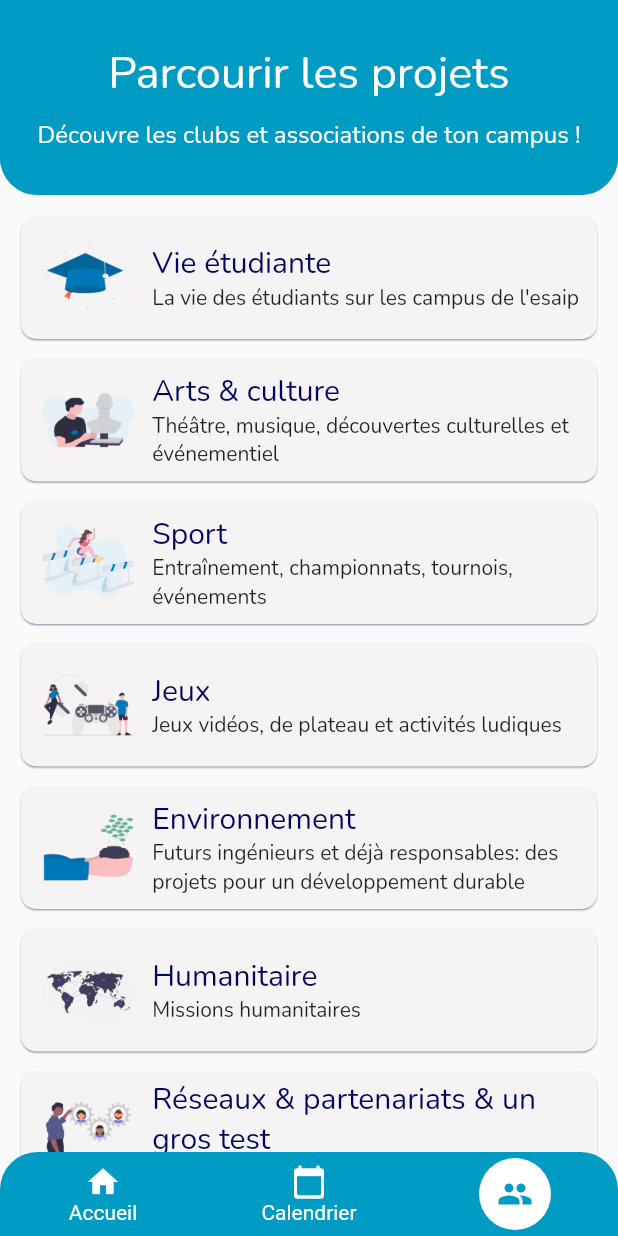
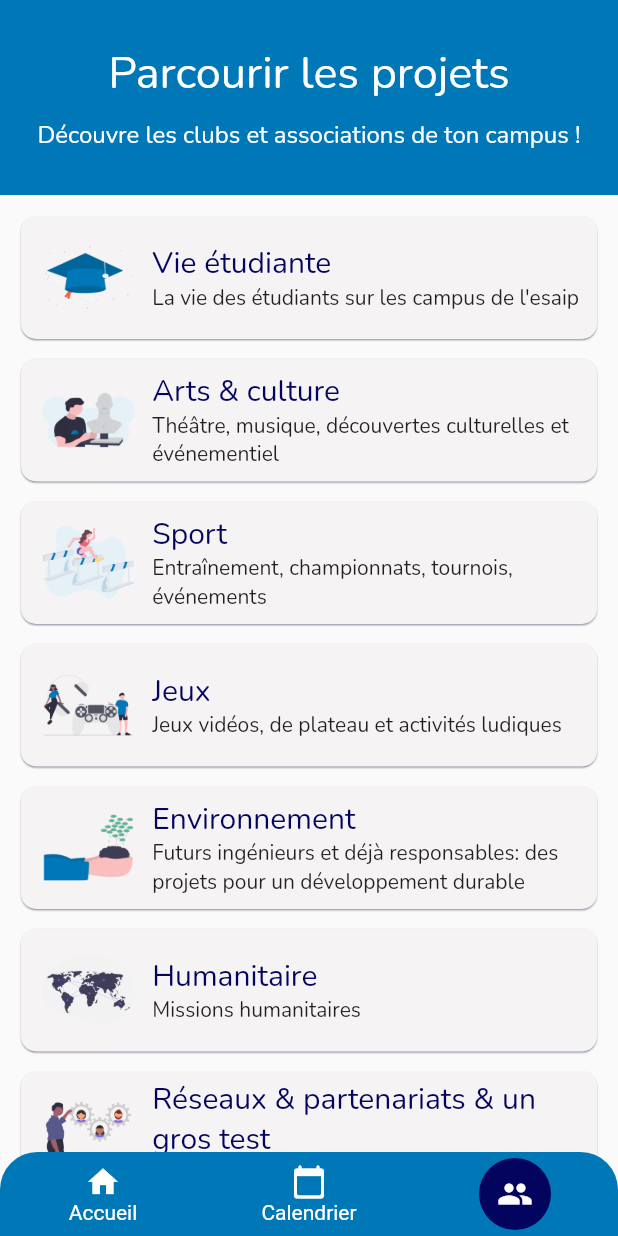
Before and after one commit to BriceChk/assoesaip_flutter, a Flutter app: the MainNavigation screen opened directly with empty values, swiped to page 3, on a phone screen of 412 x 824 dp. Run offline on Flutter 3.47's test engine with Material 2 defaults, Android fonts, the phone set to English and light mode, and no system bars; drawn by our look-alikes of flutter_snake_navigationbar; our stand-ins replace carousel_slider, firebase_messaging, flutter_local_notifications, font_awesome_flutter, webview_flutter; missing offline and left inert: floating_search_bar, requests, webview_cookie_manager; accounts and stored records are empty.

Commit message:
New colors / no header rounded border

```diff
--- a/lib/screens/main/homePage/starredNewsCarousel.dart
+++ b/lib/screens/main/homePage/starredNewsCarousel.dart
@@ -16,7 +16,7 @@ class _StarredNewsCarouselWidgetState extends State<StarredNewsCarouselWidget> {
 
   final String classicFont = "Nunito";
   final Color backgroundColor = whiteWhite;
-  final Color titleColor = esaipBlue;
+  final Color titleColor = starCommandBlue;
   final Color fontColor = Colors.black;
 
   @override
--- a/lib/screens/main/mainNavigation.dart
+++ b/lib/screens/main/mainNavigation.dart
@@ -28,10 +28,10 @@ class _MainNavigationState extends State<MainNavigation> {
   _MainNavigationState(this.user);
 
   //TODO_ Colors
-  Color navBarColor = esaipBlue;
-  Color selectedCircleColor = Colors.white;
+  Color navBarColor = starCommandBlue;
+  Color selectedCircleColor = navyBlue;
   Color unselectedIconColor = Colors.white;
-  Color selectedIconColor = esaipBlue;
+  Color selectedIconColor = Colors.white;
 
   Color scaffoldBackgroundColor = white;
 
--- a/lib/shares/constant.dart
+++ b/lib/shares/constant.dart
@@ -29,11 +29,11 @@ final Color shadowColor = navyBlue;
 final Color splashColor = skyBlueCrayola1;
 final Color greyIconColor = Colors.grey[500];
 
-final Color headerColor = esaipBlue;
+final Color headerColor = starCommandBlue;
 final Color headerTextColor = Colors.white;
 final BorderRadius headerBorder = BorderRadius.only(
-  bottomLeft: Radius.circular(25),
-  bottomRight: Radius.circular(25),
+  bottomLeft: Radius.circular(0),
+  bottomRight: Radius.circular(0),
 );
 
 int assoIndex = 0;
```
